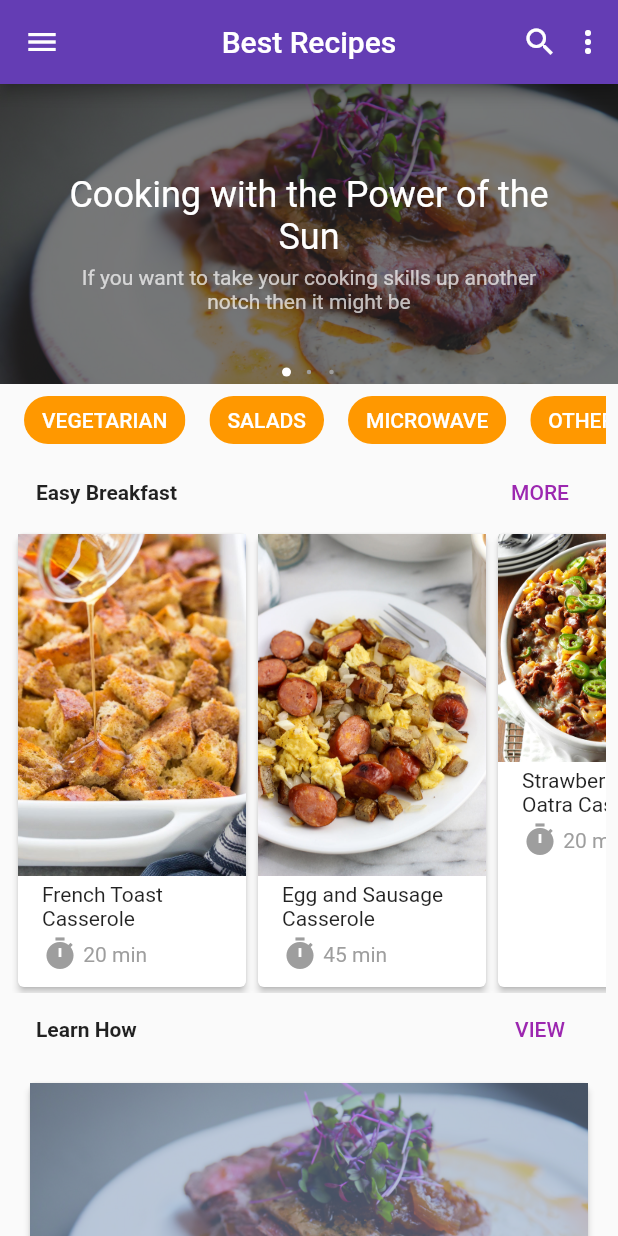
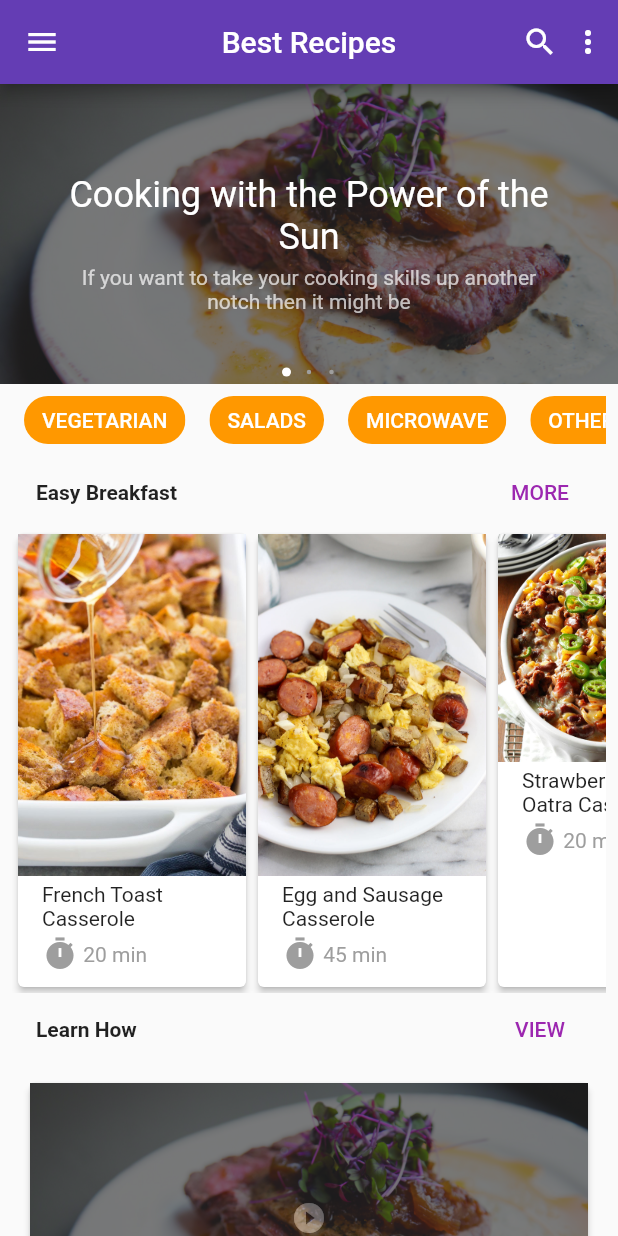
Before and after one commit to Winstheru/Flutter-Best-Recipes, a Flutter app: the screen it shows after launch, on a phone screen of 412 x 824 dp. Run offline on Flutter 3.47's test engine with Material 2 defaults, Android fonts, the phone set to English and light mode, and no system bars; drawn by our look-alikes of carousel_pro; our stand-ins replace font_awesome_flutter.

Commit message:
best recipes clone done

```diff
--- a/lib/main.dart
+++ b/lib/main.dart
@@ -48,7 +48,9 @@ class _BestRecipesHomeState extends State<BestRecipesHome> {
             UserAccountsDrawerHeader(
               decoration: BoxDecoration(
                   image: DecorationImage(
-                      image: ExactAssetImage("assets/flutter-logo.png",),
+                      image: ExactAssetImage(
+                        "assets/flutter-logo.png",
+                      ),
                       fit: BoxFit.contain)),
               accountName: Text(
                 "Winston",
@@ -63,11 +65,16 @@ class _BestRecipesHomeState extends State<BestRecipesHome> {
                     Theme.of(context).platform == TargetPlatform.iOS
                         ? Colors.blue
                         : Colors.white,
-                child: Image.asset("assets/profile-user.png", fit: BoxFit.cover,),
+                child: Image.asset(
+                  "assets/profile-user.png",
+                  fit: BoxFit.cover,
+                ),
               ),
             ),
             ListTile(
-              title: Text("My Location",),
+              title: Text(
+                "My Location",
+              ),
               leading: Icon(FontAwesomeIcons.mapMarkerAlt),
               onTap: () {},
             ),
@@ -243,24 +250,22 @@ class _BestRecipesHomeState extends State<BestRecipesHome> {
                 ),
                 Padding(
                   padding: const EdgeInsets.all(8.0),
+                  child: Container(
+                    width: size.width,
                     child: Card(
                       elevation: 2,
                       child: Column(
                         children: <Widget>[
+                          Stack(
+                            children: <Widget>[
+                              Container(height: 200, width: size.width, color: Colors.black87,),
+                              Center(child: Container(height: 180, width: 120, child: Icon(Icons.play_circle_filled, color: Colors.white54,))),
                               Container(
                                 height: 200,
-                          decoration: BoxDecoration(
-                            color: Color(0xff7c94b6),
-                            image: DecorationImage(
-                              fit: BoxFit.cover,
-                              colorFilter: ColorFilter.mode(
-                                  Colors.black.withOpacity(0.5),
-                                  BlendMode.dstATop),
-                              image: AssetImage(
-                                'assets/steak.png',
+                                width: size.width,
+                                child: Opacity(opacity: 0.4, child: Image.asset('assets/steak.png', fit: BoxFit.cover,)),
                               ),
-                            ),
-                          ),
+                            ],
                           ),
                           Row(
                             children: <Widget>[
@@ -287,6 +292,7 @@ class _BestRecipesHomeState extends State<BestRecipesHome> {
                             ],
                           )
                         ],
+                      ),
                     ),
                   ),
                 ),
```
Lines whose indentation alone changed are shown as unchanged.
